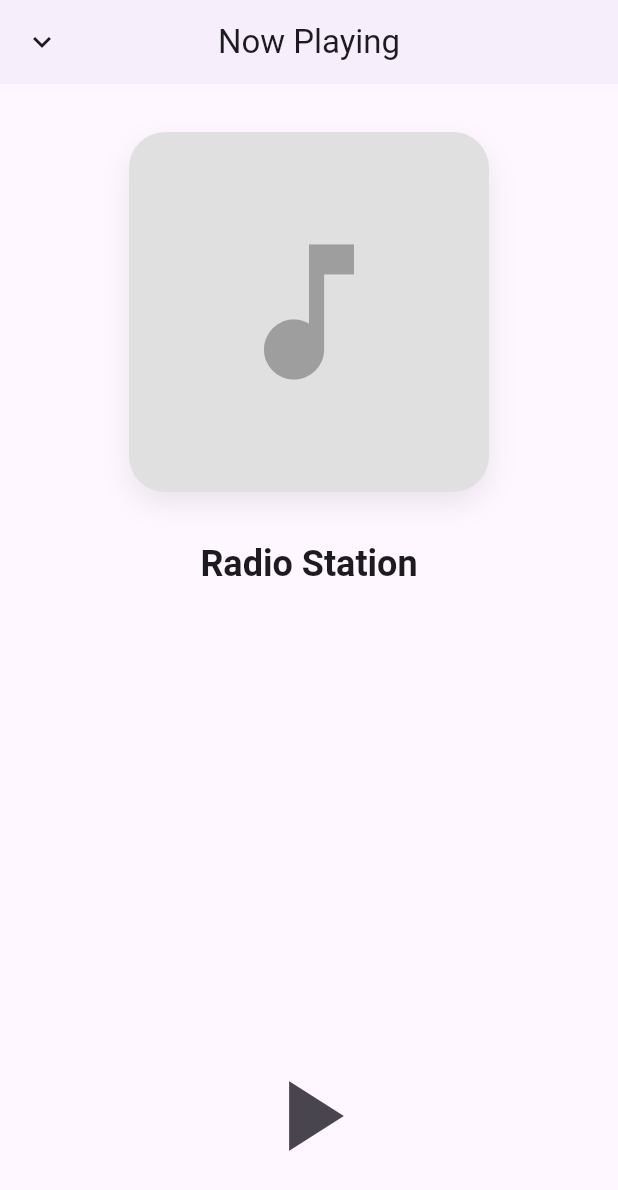
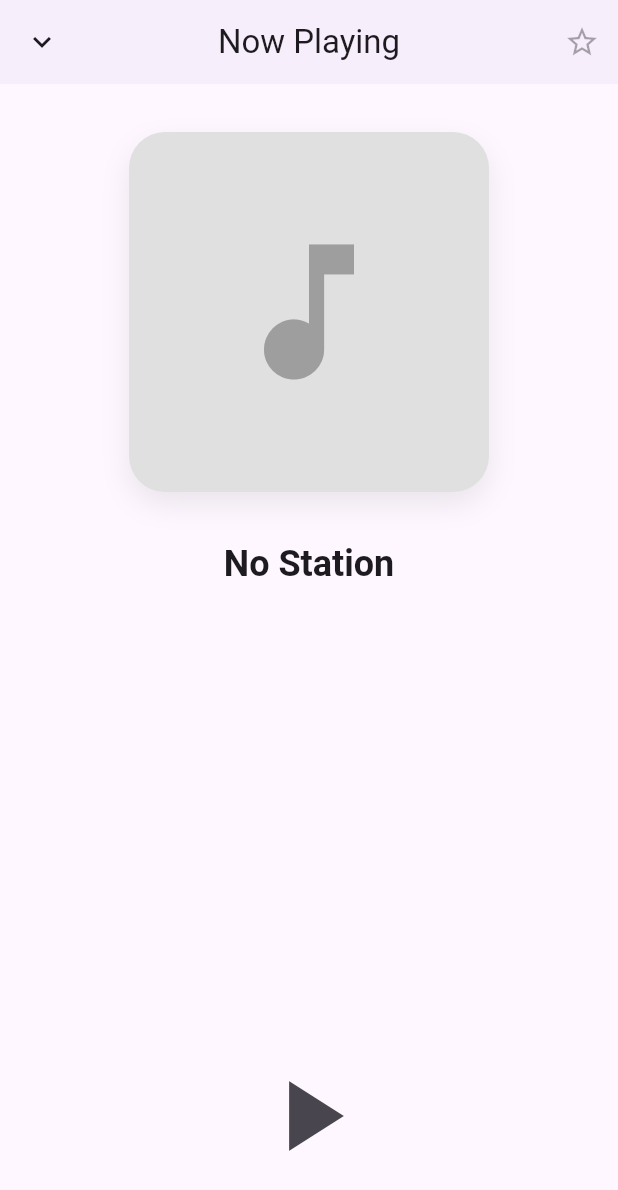
Before and after one commit to enricmacias/radio_star, a Flutter app: the PlayerView screen opened directly, on a phone screen of 412 x 824 dp. Shown: the top 1190 px of the screen. Run offline on Flutter 3.47's test engine with Material 3 defaults, Android fonts, the phone set to English and light mode, and no system bars; our stand-ins replace dio, flutter_riverpod, freezed_annotation, just_audio, riverpod_annotation, shared_preferences; missing offline and left inert: audio_session; accounts and stored records are empty; generated files the repository leaves out were written again; network calls fail; statements that could not run were skipped.

Commit message:
Add and remove favorite station to persistent storage

```diff
--- a/lib/views/player/player_view.dart
+++ b/lib/views/player/player_view.dart
@@ -1,5 +1,6 @@
 import 'package:flutter/material.dart';
 import 'package:flutter_riverpod/flutter_riverpod.dart';
+import 'package:radio_star/providers/favorite/favorite_providers.dart';
 import 'package:radio_star/views/player/play_pause_button_view.dart';
 import '../../providers/player/player_provider.dart';
 
@@ -9,9 +10,13 @@ class PlayerView extends ConsumerWidget {
   @override
   Widget build(BuildContext context, WidgetRef ref) {
     final currentStation = ref.watch(currentRadioStationProvider);
+    final favorites = ref.watch(favoriteStationsProvider);
 
-    final stationName = currentStation?.name ?? 'Radio Station';
+    final stationName = currentStation?.name ?? 'No Station';
     final favicon = currentStation?.favicon;
+    final isFavorite =
+        currentStation != null &&
+        favorites.any((s) => s.url == currentStation.url);
 
     return Scaffold(
       appBar: AppBar(
@@ -23,6 +28,30 @@ class PlayerView extends ConsumerWidget {
         centerTitle: true,
         backgroundColor: Theme.of(context).colorScheme.surface,
         elevation: 1,
+        automaticallyImplyLeading: false,
+        actions: [
+          IconButton(
+            icon: Icon(
+              isFavorite ? Icons.star : Icons.star_border,
+              color: isFavorite ? Colors.yellow : null,
+            ),
+            tooltip: 'Favorite',
+            onPressed:
+                currentStation == null
+                    ? null
+                    : () {
+                      if (isFavorite) {
+                        ref
+                            .read(favoriteStationsProvider.notifier)
+                            .removeFavorite(currentStation);
+                      } else {
+                        ref
+                            .read(favoriteStationsProvider.notifier)
+                            .addFavorite(currentStation);
+                      }
+                    },
+          ),
+        ],
       ),
       body: SafeArea(
         child: Column(
```
Also changed, not shown: lib/providers/favorite/favorite_providers.dart (added, +50 -0 lines), lib/providers/favorite/favorite_providers.g.dart (added), lib/providers/player/player_provider.g.dart, 1 other file.
